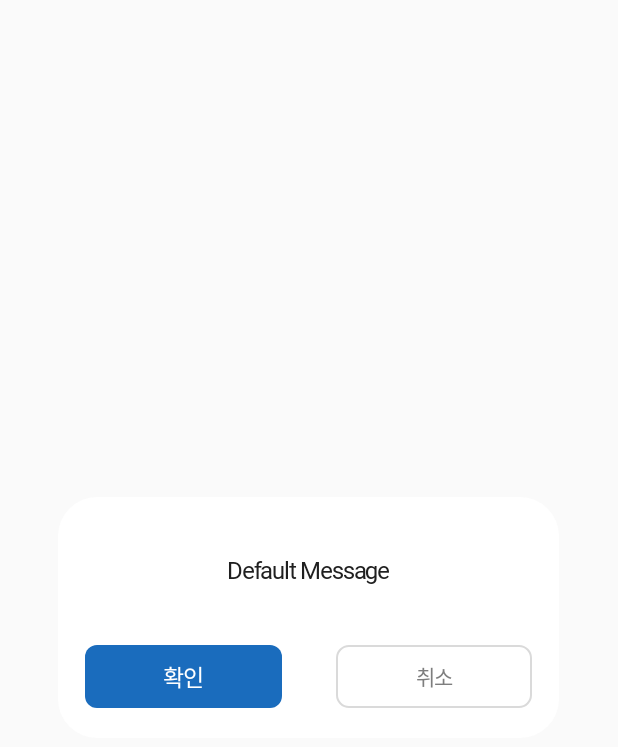
After one commit to 9oormthon-5th-mang9rme/mang9rme_aos, an Android app: the layout dialog_message.xml on its own in the app's theme, with its tools: preview values and no code run, on a phone screen of 412 x 824 dp. The commit adds this screen. Shown: the top 747 px of the screen. Run offline under Robolectric (Android 15) with nearby library versions, the phone set to English and light mode, and no system bars.

Commit message:
feat: Custom Dialog 정의
메시지 출력을 위한 MessageDialog, 로딩바 출력을 위한 LoadingProgressDialog를 추가함

```diff
--- /dev/null
+++ b/app/src/main/res/drawable/back_dialog_cancel_btn.xml
@@ -0,0 +1,9 @@
+<?xml version="1.0" encoding="utf-8"?>
+<shape xmlns:android="http://schemas.android.com/apk/res/android"
+    android:shape="rectangle">
+    <solid android:color="@color/c_ffffff" />
+    <corners android:radius="8dp" />
+    <stroke
+        android:width="1dp"
+        android:color="@color/c_dadada" />
+</shape>
--- /dev/null
+++ b/app/src/main/res/drawable/back_dialog_confirm_btn.xml
@@ -0,0 +1,6 @@
+<?xml version="1.0" encoding="utf-8"?>
+<shape xmlns:android="http://schemas.android.com/apk/res/android"
+    android:shape="rectangle">
+    <solid android:color="@color/c_1a6cbd" />
+    <corners android:radius="8dp" />
+</shape>
--- /dev/null
+++ b/app/src/main/res/drawable/back_dialog_message.xml
@@ -0,0 +1,6 @@
+<?xml version="1.0" encoding="utf-8"?>
+<shape xmlns:android="http://schemas.android.com/apk/res/android"
+    android:shape="rectangle">
+    <solid android:color="@color/c_ffffff" />
+    <corners android:radius="26dp" />
+</shape>
--- /dev/null
+++ b/app/src/main/res/layout/dialog_message.xml
@@ -0,0 +1,70 @@
+<?xml version="1.0" encoding="utf-8"?>
+<androidx.constraintlayout.widget.ConstraintLayout xmlns:android="http://schemas.android.com/apk/res/android"
+    xmlns:app="http://schemas.android.com/apk/res-auto"
+    android:layout_width="334dp"
+    android:layout_height="wrap_content"
+    android:layout_gravity="center"
+    android:background="@drawable/back_dialog_message">
+
+    <TextView
+        android:id="@+id/tv_messageDialog_msg"
+        android:layout_width="0dp"
+        android:layout_height="wrap_content"
+        android:layout_marginLeft="18dp"
+        android:layout_marginTop="40dp"
+        android:layout_marginRight="18dp"
+        android:fontFamily="@font/noto_sans_kr_regular"
+        android:gravity="center"
+        android:includeFontPadding="false"
+        android:letterSpacing="-0.05"
+        android:text="Default Message"
+        android:textColor="@color/c_202020"
+        android:textSize="16dp"
+        android:textStyle="normal"
+        app:layout_constraintBottom_toTopOf="@id/tv_messageDialog_leftBtn"
+        app:layout_constraintLeft_toLeftOf="parent"
+        app:layout_constraintRight_toRightOf="parent"
+        app:layout_constraintTop_toTopOf="parent" />
+
+    <TextView
+        android:id="@+id/tv_messageDialog_leftBtn"
+        android:layout_width="0dp"
+        android:layout_height="42dp"
+        android:layout_marginLeft="18dp"
+        android:layout_marginTop="40dp"
+        android:layout_marginRight="18dp"
+        android:layout_marginBottom="20dp"
+        android:background="@drawable/back_dialog_confirm_btn"
+        android:fontFamily="@font/noto_sans_kr_medium"
+        android:gravity="center"
+        android:includeFontPadding="false"
+        android:letterSpacing="-0.05"
+        android:text="확인"
+        android:textColor="@color/c_ffffff"
+        android:textSize="15dp"
+        android:textStyle="normal"
+        app:layout_constraintBottom_toBottomOf="parent"
+        app:layout_constraintLeft_toLeftOf="parent"
+        app:layout_constraintRight_toLeftOf="@id/tv_messageDialog_rightBtn"
+        app:layout_constraintTop_toBottomOf="@id/tv_messageDialog_msg" />
+
+    <TextView
+        android:id="@+id/tv_messageDialog_rightBtn"
+        android:layout_width="0dp"
+        android:layout_height="42dp"
+        android:layout_marginLeft="18dp"
+        android:layout_marginRight="18dp"
+        android:background="@drawable/back_dialog_cancel_btn"
+        android:fontFamily="@font/noto_sans_kr_medium"
+        android:gravity="center"
+        android:includeFontPadding="false"
+        android:letterSpacing="-0.05"
+        android:text="취소"
+        android:textColor="@color/c_7e7e7e"
+        android:textStyle="normal"
+        app:layout_constraintBottom_toBottomOf="@id/tv_messageDialog_leftBtn"
+        app:layout_constraintLeft_toRightOf="@id/tv_messageDialog_leftBtn"
+        app:layout_constraintRight_toRightOf="parent"
+        app:layout_constraintTop_toTopOf="@id/tv_messageDialog_leftBtn" />
+
+</androidx.constraintlayout.widget.ConstraintLayout>
--- a/app/src/main/res/values-night/themes.xml
+++ b/app/src/main/res/values-night/themes.xml
@@ -1,6 +1,6 @@
 <resources xmlns:tools="http://schemas.android.com/tools">
     <!-- Base application theme. -->
-    <style name="Theme.Mang9rme" parent="Theme.MaterialComponents.DayNight.DarkActionBar">
+    <style name="Theme.Mang9rme" parent="Theme.AppCompat.Light.NoActionBar">
         <!-- Primary brand color. -->
         <item name="colorPrimary">@color/purple_200</item>
         <item name="colorPrimaryVariant">@color/purple_700</item>
@@ -10,7 +10,28 @@
         <item name="colorSecondaryVariant">@color/teal_200</item>
         <item name="colorOnSecondary">@color/black</item>
         <!-- Status bar color. -->
-        <item name="android:statusBarColor">?attr/colorPrimaryVariant</item>
+        <item name="android:statusBarColor">@color/c_ffffff</item>
         <!-- Customize your theme here. -->
+        <item name="android:windowLightStatusBar">true</item>
+    </style>
+
+    <style name="progressBarTheme">
+        <item name="android:windowIsTranslucent">true</item>
+        <item name="android:windowBackground">@android:color/transparent</item>
+        <item name="android:windowContentOverlay">@null</item>
+        <item name="android:windowNoTitle">true</item>
+
+        <item name="android:windowIsFloating">true</item>
+        <item name="android:backgroundDimEnabled">true</item>
+
+        <item name="android:colorBackgroundCacheHint">@null</item>
+        <item name="android:windowAnimationStyle">@null</item>
+        <item name="android:windowFullscreen">false</item>
+    </style>
+
+    <style name="Mang9rmeDialog" parent="Theme.AppCompat.Dialog.Alert">
+        <item name="android:background">@color/transparent</item>
+        <item name="windowActionBar">false</item>
+        <item name="windowNoTitle">true</item>
     </style>
 </resources>
--- a/app/src/main/res/values/colors.xml
+++ b/app/src/main/res/values/colors.xml
@@ -7,4 +7,13 @@
     <color name="teal_700">#FF018786</color>
     <color name="black">#FF000000</color>
     <color name="white">#FFFFFFFF</color>
+
+    <color name="transparent">#00000000</color>
+
+    <color name="c_7e7e7e">#7e7e7e</color>
+    <color name="c_9e9e9e">#9e9e9e</color>
+    <color name="c_202020">#202020</color>
+    <color name="c_1a6cbd">#1a6cbd</color>
+    <color name="c_ffffff">#ffffff</color>
+    <color name="c_dadada">#dadada</color>
 </resources>
--- a/app/src/main/res/values/themes.xml
+++ b/app/src/main/res/values/themes.xml
@@ -1,6 +1,6 @@
 <resources xmlns:tools="http://schemas.android.com/tools">
     <!-- Base application theme. -->
-    <style name="Theme.Mang9rme" parent="Theme.MaterialComponents.DayNight.DarkActionBar">
+    <style name="Theme.Mang9rme" parent="Theme.AppCompat.Light.NoActionBar">
         <!-- Primary brand color. -->
         <item name="colorPrimary">@color/purple_500</item>
         <item name="colorPrimaryVariant">@color/purple_700</item>
@@ -10,7 +10,28 @@
         <item name="colorSecondaryVariant">@color/teal_700</item>
         <item name="colorOnSecondary">@color/black</item>
         <!-- Status bar color. -->
-        <item name="android:statusBarColor">?attr/colorPrimaryVariant</item>
+        <item name="android:statusBarColor">@color/c_ffffff</item>
         <!-- Customize your theme here. -->
+        <item name="android:windowLightStatusBar">true</item>
+    </style>
+
+    <style name="progressBarTheme">
+        <item name="android:windowIsTranslucent">true</item>
+        <item name="android:windowBackground">@android:color/transparent</item>
+        <item name="android:windowContentOverlay">@null</item>
+        <item name="android:windowNoTitle">true</item>
+
+        <item name="android:windowIsFloating">true</item>
+        <item name="android:backgroundDimEnabled">true</item>
+
+        <item name="android:colorBackgroundCacheHint">@null</item>
+        <item name="android:windowAnimationStyle">@null</item>
+        <item name="android:windowFullscreen">false</item>
+    </style>
+
+    <style name="Mang9rmeDialog" parent="Theme.AppCompat.Dialog.Alert">
+        <item name="android:background">@color/transparent</item>
+        <item name="windowActionBar">false</item>
+        <item name="windowNoTitle">true</item>
     </style>
 </resources>
```
Also changed, not shown: app/src/main/java/com/goormthon/mang9rme/common/customview/LoadingProgressDialog.kt (added, +133 -0 lines), app/src/main/java/com/goormthon/mang9rme/common/customview/MessageDialog.kt (added, +213 -0 lines), app/src/main/res/anim/loading_progress_scale_down.xml (added, +12 -0 lines), app/src/main/res/anim/loading_progress_scale_up.xml (added, +12 -0 lines), app/src/main/res/drawable/icon_loading_progress.xml (added, +10 -0 lines), app/src/main/res/layout/dialog_loading_progress.xml (added, +36 -0 lines), app/src/main/res/values/strings.xml (+6 -1 lines).
